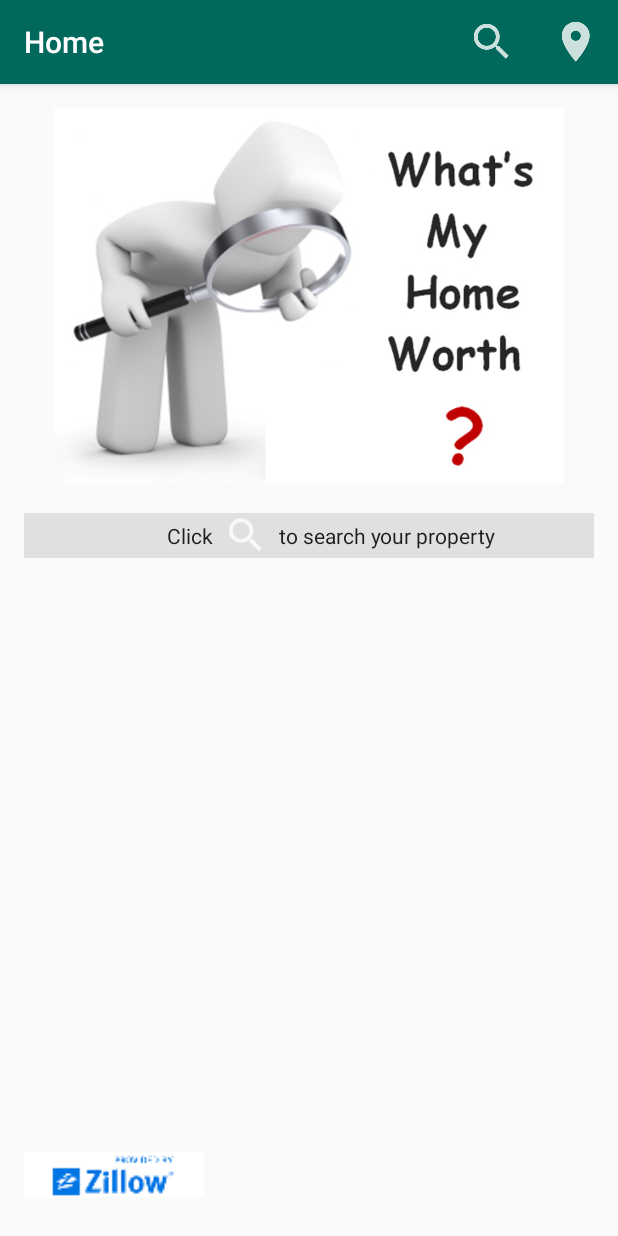
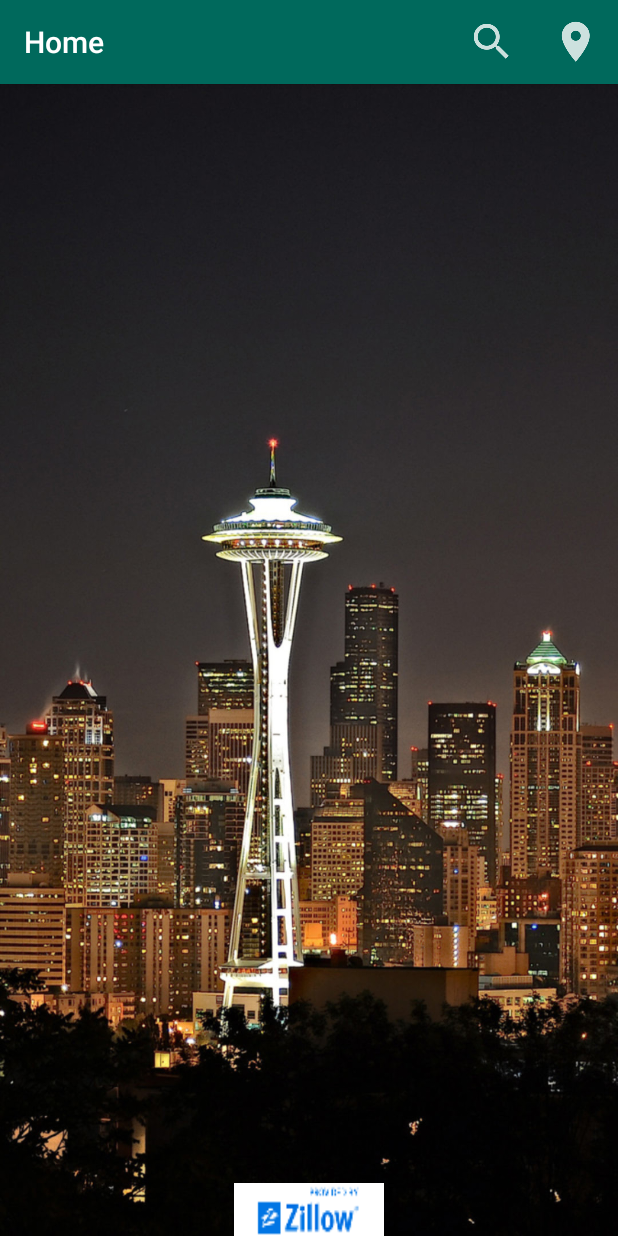
Before and after one commit to tuanhuynh52/Estate-Value-Zillow, an Android app: the screen it shows after launch (MainActivity), on a phone screen of 412 x 824 dp. Run offline under Robolectric (Android 15) with nearby library versions, the phone set to English and light mode, and no system bars.

Commit message:
final release
1

```diff
--- a/app/src/main/AndroidManifest.xml
+++ b/app/src/main/AndroidManifest.xml
@@ -1,5 +1,6 @@
 <?xml version="1.0" encoding="utf-8"?>
 <manifest xmlns:android="http://schemas.android.com/apk/res/android"
+    xmlns:tools="http://schemas.android.com/tools"
     package="com.tuan.Estate_Value_Zillow">
 
     <uses-permission android:name="com.truiton.mapfragment.permission.MAPS_RECEIVE" />
@@ -27,7 +28,9 @@
         android:label="@string/app_name"
         android:supportsRtl="true"
         android:theme="@style/AppTheme"
-        android:name="android.support.multidex.MultiDexApplication">>
+        android:name="android.support.multidex.MultiDexApplication"
+        android:fullBackupContent="@xml/backup_descriptor"
+        tools:ignore="GoogleAppIndexingWarning">
 
         <uses-library
             android:name="com.google.android.maps"
--- a/app/src/main/java/com/tuan/Estate_Value_Zillow/XMLParser.java
+++ b/app/src/main/java/com/tuan/Estate_Value_Zillow/XMLParser.java
@@ -44,7 +44,7 @@ class XMLParser {
         try {
             url = new URL(COMPARE_HTTP + ZWS_ID + "&zpid="+myZpid+ "&count=25");
 
-            //Log.i(TAG, url.toString());
+//            Log.i(TAG, url.toString());
 
             String response = get(url);
             Document doc = XMLFromString(response);
--- a/app/src/main/res/layout/fragment_main.xml
+++ b/app/src/main/res/layout/fragment_main.xml
@@ -1,82 +1,26 @@
 <?xml version="1.0" encoding="utf-8"?>
-<RelativeLayout xmlns:android="http://schemas.android.com/apk/res/android"
+<LinearLayout xmlns:android="http://schemas.android.com/apk/res/android"
     xmlns:app="http://schemas.android.com/apk/res-auto"
     xmlns:tools="http://schemas.android.com/tools"
     android:id="@+id/content_main"
     android:layout_width="match_parent"
     android:layout_height="match_parent"
-    android:paddingBottom="@dimen/activity_vertical_margin"
-    android:paddingLeft="@dimen/activity_horizontal_margin"
-    android:paddingRight="@dimen/activity_horizontal_margin"
-    android:paddingTop="@dimen/activity_vertical_margin"
+    android:layout_alignParentStart="true"
+    android:layout_alignParentTop="true"
+    android:orientation="vertical"
+    android:background="@drawable/background_image"
+    android:gravity="bottom"
     tools:context="com.tuan.Estate_Value_Zillow.MainActivityFragment"
     tools:showIn="@layout/activity_main"
     android:weightSum="1">
 
     <ImageView
         android:id="@+id/brand_zillow"
-        android:src="@drawable/zillow_brand_icon"
+        android:layout_width="100dp"
+        android:layout_height="35dp"
+        android:layout_gravity="center_horizontal"
         android:contentDescription="@string/powered_by_zillow"
-        android:layout_alignParentBottom="true"
-        android:layout_alignParentStart="true"
-        android:layout_width="120dp"
-        android:layout_height="50dp" />
+        android:scaleType="fitXY"
+        android:src="@drawable/zillow_brand_icon" />
 
-    <LinearLayout
-        android:orientation="vertical"
-        android:layout_width="match_parent"
-        android:layout_marginTop="0dp"
-        android:layout_alignParentTop="true"
-        android:layout_alignParentStart="true"
-        android:layout_height="300dp">
-
-        <ImageView
-            android:src="@drawable/home_background"
-            android:scaleType="fitCenter"
-            android:contentDescription="@string/homepage_background"
-            android:layout_width="match_parent"
-            android:layout_gravity="center_horizontal"
-            android:layout_height="250dp" />
-
-        <LinearLayout
-            android:background="@color/body_background"
-            android:orientation="horizontal"
-            android:layout_width="match_parent"
-            android:layout_height="match_parent"
-            android:layout_marginTop="20dp"
-            android:weightSum="1"
-            android:gravity="center_vertical">
-
-            <TextView
-                android:text="Click"
-                android:layout_width="45dp"
-                android:layout_height="match_parent"
-                android:id="@+id/textView3"
-                android:textAppearance="@style/TextAppearance.AppCompat.Body1"
-                android:gravity="center_vertical|end"
-                android:layout_weight="0.55"
-                tools:ignore="HardcodedText,InefficientWeight" />
-
-            <ImageView
-                android:layout_width="44dp"
-                android:layout_height="wrap_content"
-                app:srcCompat="@drawable/ic_search"
-                android:id="@+id/search_button"
-                tools:ignore="ContentDescription" />
-
-            <TextView
-                android:text="to search your property"
-                android:layout_width="wrap_content"
-                android:layout_height="match_parent"
-                android:id="@+id/textView4"
-                android:textAppearance="@style/TextAppearance.AppCompat.Body1"
-                android:gravity="center_vertical"
-                tools:ignore="HardcodedText" />
-
-        </LinearLayout>
-
-
-    </LinearLayout>
-
-
-</RelativeLayout>
+</LinearLayout>
--- /dev/null
+++ b/app/src/main/res/xml/backup_descriptor.xml
@@ -0,0 +1,4 @@
+<?xml version="1.0" encoding="utf-8"?>
+<full-backup-content>
+    <!-- Exclude specific shared preferences that contain GCM registration Id -->
+</full-backup-content>
--- a/build.gradle
+++ b/build.gradle
@@ -3,9 +3,10 @@
 buildscript {
     repositories {
         jcenter()
+        google()
     }
     dependencies {
-        classpath 'com.android.tools.build:gradle:2.2.2'
+        classpath 'com.android.tools.build:gradle:3.2.1'
 
         // NOTE: Do not place your application dependencies here; they belong
         // in the individual module build.gradle files
```
Also changed, not shown: app/build.gradle (+15 -1 lines), app/src/main/java/com/tuan/Estate_Value_Zillow/MainActivity.java (+13 -0 lines), app/src/main/java/com/tuan/Estate_Value_Zillow/MainActivityFragment.java (+7 -1 lines), app/src/main/res/drawable-hdpi/ic_share.png, app/src/main/res/drawable-mdpi/ic_share.png, app/src/main/res/drawable-xhdpi/background_image.jpg (added), app/src/main/res/drawable-xhdpi/ic_share.png, app/src/main/res/drawable-xxhdpi/ic_share.png, app/src/main/res/drawable-xxxhdpi/ic_share.png (added), app/src/main/res/drawable/home_background.jpg (deleted), gradle/wrapper/gradle-wrapper.properties.
